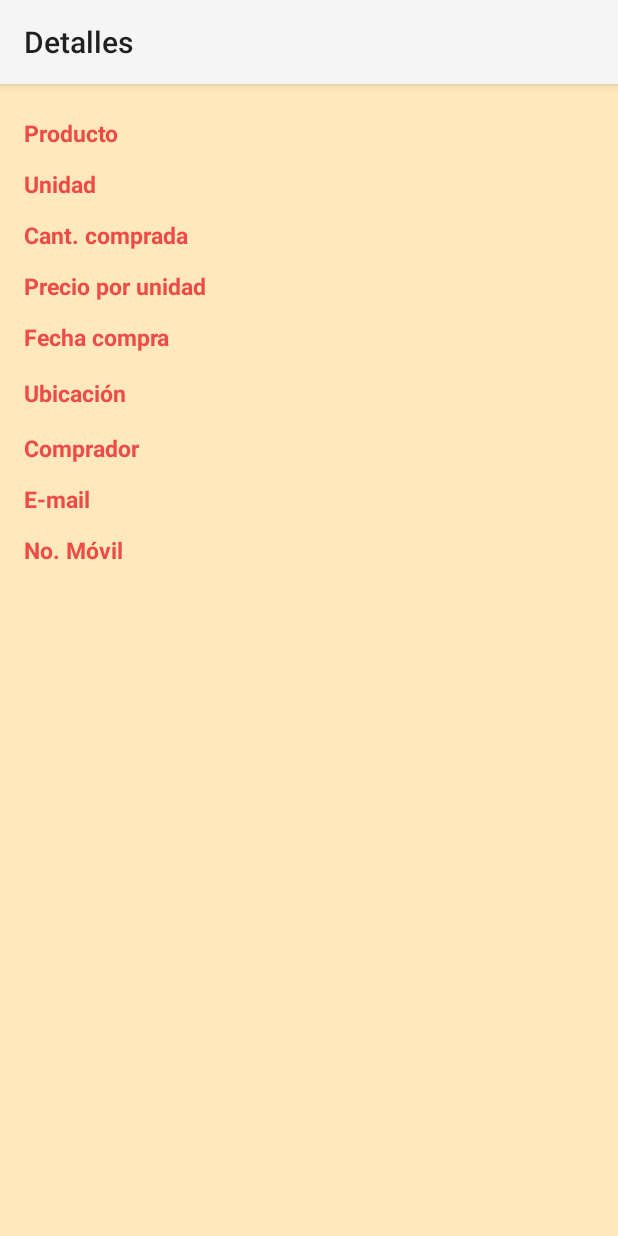
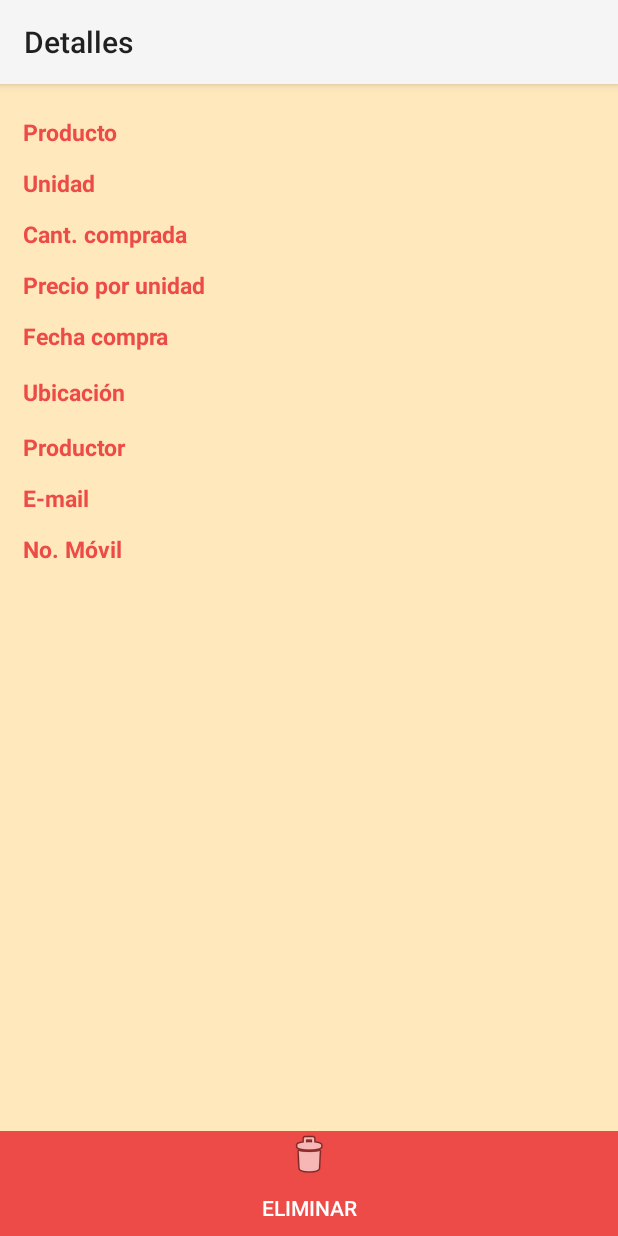
Before and after one commit to marcosaguileraely/AgroNegocios, an Android app: the ClientHistoryDetails screen opened directly, with no data from a screen before it, on a phone screen of 412 x 824 dp. Run offline under Robolectric (Android 15) with nearby library versions, the phone set to English and light mode, and no system bars; our stand-ins replace Volley; 15 statements that could not run were skipped.

Commit message:
Delete Orders and Purchases

```diff
--- a/doncampo/src/main/java/com/cool4code/doncampoapp/FarmerOrderDetails.java
+++ b/doncampo/src/main/java/com/cool4code/doncampoapp/FarmerOrderDetails.java
@@ -49,6 +49,7 @@ public class FarmerOrderDetails extends ActionBarActivity {
     TextView Farmer;
     TextView Email;
     TextView Phone;
+
     String   Idorderstr;
     Integer  idorder;
 
--- a/doncampo/src/main/res/layout/activity_farmer_order_details.xml
+++ b/doncampo/src/main/res/layout/activity_farmer_order_details.xml
@@ -253,7 +253,7 @@
             android:layout_width="fill_parent"
             android:layout_height="wrap_content"
             android:drawableTop="@android:drawable/ic_menu_delete"
-            android:text="Eliminar Orden"
+            android:text="Eliminar"
             android:id="@+id/eliminar_orden"
             android:layout_alignParentBottom="true"
             android:background="#0099cc"
--- a/doncampo/src/main/res/layout/activity_history_details.xml
+++ b/doncampo/src/main/res/layout/activity_history_details.xml
@@ -2,10 +2,6 @@
     xmlns:tools="http://schemas.android.com/tools"
     android:layout_width="match_parent"
     android:layout_height="match_parent"
-    android:paddingLeft="@dimen/activity_horizontal_margin"
-    android:paddingRight="@dimen/activity_horizontal_margin"
-    android:paddingTop="@dimen/activity_vertical_margin"
-    android:paddingBottom="@dimen/activity_vertical_margin"
     tools:context="com.cool4code.doncampoapp.ClientHistoryDetails"
     android:background="#ffe8bb">
 
@@ -16,7 +12,8 @@
         android:layout_centerHorizontal="true"
         android:layout_alignParentTop="true"
         android:id="@+id/market_layout_container"
-        android:layout_above="@+id/relativeLayout">
+        android:layout_above="@+id/relativeLayout"
+        android:padding="15dp">
 
         <LinearLayout
             android:orientation="horizontal"
@@ -117,7 +114,7 @@
                     android:layout_width="fill_parent"
                     android:layout_height="34dp"
                     android:textAppearance="?android:attr/textAppearanceMedium"
-                    android:text="Comprador"
+                    android:text="Productor"
                     android:id="@+id/details_left_farmer"
                     android:textSize="15dp"
                     android:gravity="center_vertical"
@@ -242,5 +239,26 @@
             </LinearLayout>
         </LinearLayout>
     </LinearLayout>
+    <RelativeLayout
+        android:layout_width="fill_parent"
+        android:layout_height="70dp"
+        android:layout_alignParentBottom="true"
+        android:layout_alignParentLeft="true"
+        android:layout_alignParentStart="true"
+        android:background="#669900"
+        android:id="@+id/relativeLayout">
+
+        <Button
+            android:layout_width="fill_parent"
+            android:layout_height="wrap_content"
+            android:drawableTop="@android:drawable/ic_menu_delete"
+            android:text="Eliminar"
+            android:id="@+id/eliminar_compra"
+            android:layout_alignParentBottom="true"
+            android:background="#ec4b48"
+            android:textColor="#ffffffff"
+            android:layout_alignParentTop="true" />
+
+    </RelativeLayout>
 
 </RelativeLayout>
```
Also changed, not shown: doncampo/src/main/java/com/cool4code/doncampoapp/ClientHistoryDetails.java (+107 -0 lines), doncampo/src/main/res/drawable-hdpi/zanahoria.png (deleted), 2 other files.
